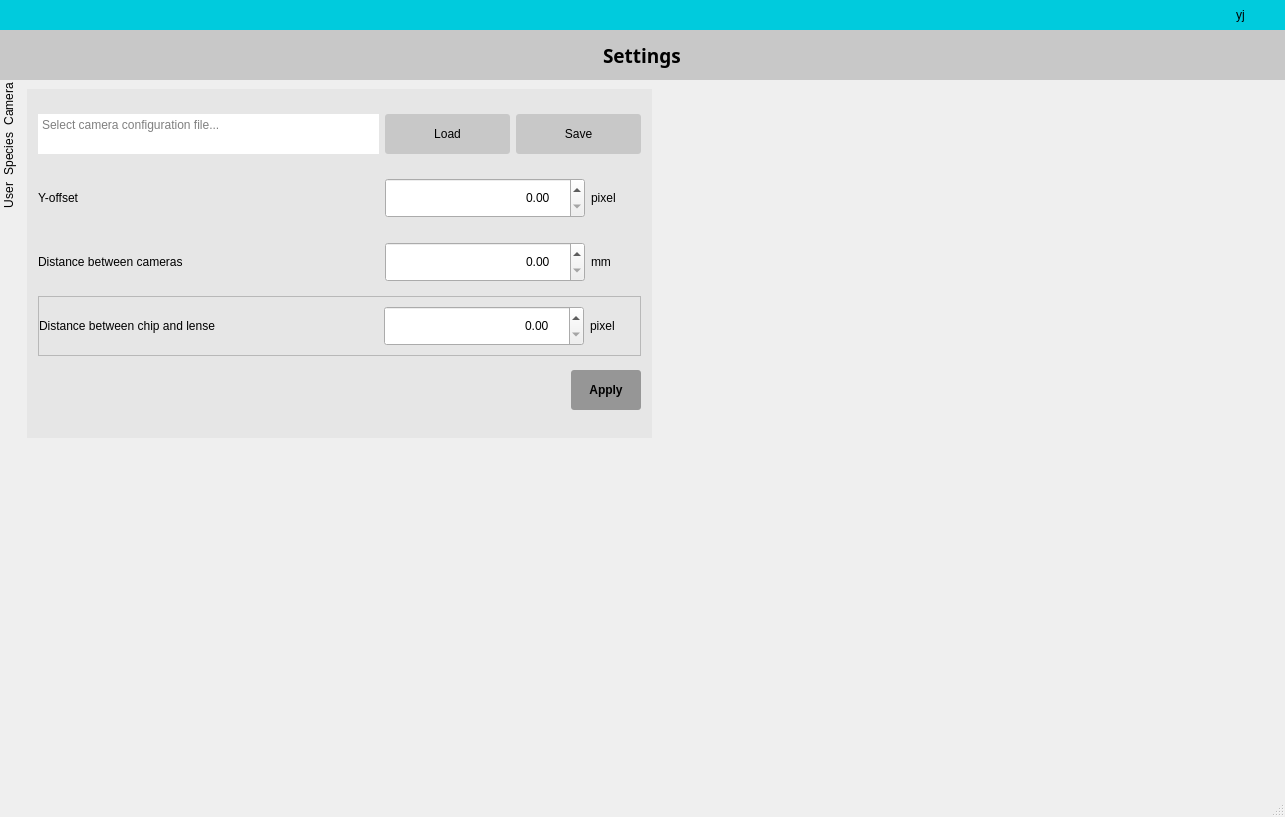
Before: the Qt Designer form gui/design18.ui in y-jenniges/fish_detection, drawn with Qt 5.
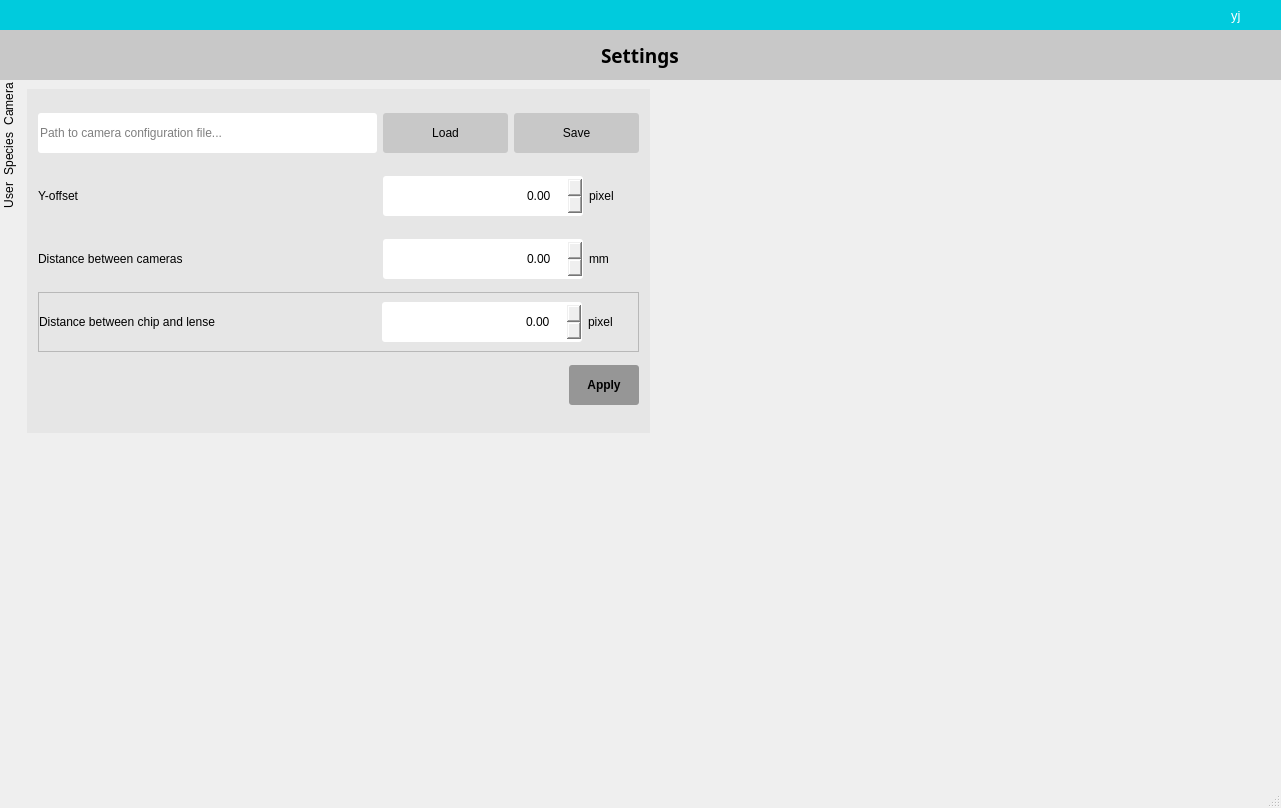
After: the same form once the commit is applied. Icons and pictures are not drawn.

Commit message: finished camera settings

Patch:
```diff
--- a/gui/design18.ui
+++ b/gui/design18.ui
@@ -6,8 +6,8 @@
    <rect>
     <x>0</x>
     <y>0</y>
-    <width>1285</width>
-    <height>817</height>
+    <width>1281</width>
+    <height>808</height>
    </rect>
   </property>
   <property name="sizePolicy">
@@ -558,9 +558,7 @@
               </font>
              </property>
              <property name="styleSheet">
-              <string notr="true">
-
-</string>
+              <string notr="true"/>
              </property>
              <property name="text">
               <string>L</string>
@@ -1467,6 +1465,18 @@
            </item>
            <item>
             <widget class="QLabel" name="label_user_id_6">
+             <property name="font">
+              <font>
+               <family>Century Gothic</family>
+               <pointsize>10</pointsize>
+               <weight>50</weight>
+               <italic>false</italic>
+               <bold>false</bold>
+              </font>
+             </property>
+             <property name="styleSheet">
+              <string notr="true">font:10pt;</string>
+             </property>
              <property name="text">
               <string>yj</string>
              </property>
@@ -1712,20 +1722,19 @@
       </widget>
       <widget class="QWidget" name="page_settings">
        <property name="styleSheet">
-        <string notr="true">QTextEdit{
+        <string notr="true">/*-------------------------- line edit ------------------------*/
+QLineEdit{
+	background-color:white;
+	border-radius: 3px;
 	font: 12pt &quot;Century Gothic&quot;;
-outline:none;
-border: none; 
-border-width: 0px;
-border-radius: 3px;
-
+	selection-background-color:rgb(0, 203, 221);
+	selection-color:white;
+	color:black;
 }
 
 
 
-
-
-
+/*-------------------------- tab widget ------------------------*/
 QTabWidget{
 	font: 12pt &quot;Century Gothic&quot;;
 }
@@ -1769,10 +1778,14 @@
 
 
 
+/*-------------------------- labels ------------------------*/
 QLabel{
 	color:black;
 }
 
+
+
+/*-------------------------- buttons ------------------------*/
 QPushButton{
 	font: 10pt &quot;Century Gothic&quot;;
 }
@@ -1786,40 +1799,26 @@
 }
 
 
+#btn_apply_camera:hover , 
+#btn_load:hover, #btn_save:hover{
+  background-color: rgb(0, 203, 221);
+}
 
+#btn_apply_camera:pressed , 
+#btn_load:pressed, #btn_save:pressed{
+background-color: rgb(0, 160, 174);
+}
 
 
 
-
-
-
-
-
-
-
-
-
-
-
-
-
-
-
-
-
-
-
-
-
-
-
-
-
+/*-------------------------- double spin boxes ------------------------*/
 
 QDoubleSpinBox {
     padding-right: 15px; /* make room for the arrows */
-    border-image: url(:/images/frame.png) 4;
-    border-width: 3;
+    /*border-image: url(:/images/frame.png) 4;*/
+    border-radius: 3px;
+	selection-background-color:rgb(0, 203, 221);
+	font:12pt &quot;Century Gothic&quot;;
 }
 
 QDoubleSpinBox::up-button {
@@ -1827,56 +1826,60 @@
     subcontrol-position: top right; /* position at the top right corner */
 
     width: 16px; /* 16 + 2*1px border-width = 15px padding + 3px parent border */
-    border-image: url(:/images/spinup.png) 1;
+    border-image: url(:/icons/icons/arrow_up.png) 1;
     border-width: 1px;
+	margin:2px;
 }
 
 QDoubleSpinBox::up-button:hover {
-    border-image: url(:/images/spinup_hover.png) 1;
+    border-image: url(:/icons/icons/arrow_up_blue.png) 1;
 }
 
 QDoubleSpinBox::up-button:pressed {
-    border-image: url(:/images/spinup_pressed.png) 1;
+    border-image: url(:/icons/icons/arrow_up_darkblue.png) 1;
 }
 
+
+
+/*
 QDoubleSpinBox::up-arrow {
-    image: url(:/images/up_arrow.png);
+    image:url(:/icons/icons/arrow_up.png);
     width: 7px;
     height: 7px;
 }
-
 QDoubleSpinBox::up-arrow:disabled, QSpinBox::up-arrow:off { /* off state when value is max */
-   image: url(:/images/up_arrow_disabled.png);
+ /*  image: url(:/images/up_arrow_disabled.png);
 }
+QDoubleSpinBox::down-arrow {
+    image: url(:/icons/icons/arrow_down.png);
+    width: 7px;
+    height: 7px;
+}
+QDoubleSpinBox::down-arrow:disabled,
+QDoubleSpinBox::down-arrow:off { /* off state when value in min */
+ /*  image: url(:/icons/icons/arrow_down.png) 1;
+}
+*/
 
 QDoubleSpinBox::down-button {
     subcontrol-origin: border;
     subcontrol-position: bottom right; /* position at bottom right corner */
 
     width: 16px;
-    border-image: url(:/images/spindown.png) 1;
+    border-image: url(:/icons/icons/arrow_down.png) 1;
     border-width: 1px;
     border-top-width: 0;
+	margin:2px;
 }
 
 QDoubleSpinBox::down-button:hover {
-    border-image: url(:/images/spindown_hover.png) 1;
+    border-image: url(:/icons/icons/arrow_down_blue.png) 1;
 }
 
-QSpinBox::down-button:pressed {
-    border-image: url(:/images/spindown_pressed.png) 1;
+QDoubleSpinBox::down-button:pressed {
+    border-image:url(:/icons/icons/arrow_down_darkblue.png) 1;
 }
-
-QDoubleSpinBox::down-arrow {
-    image: url(:/images/down_arrow.png);
-    width: 7px;
-    height: 7px;
-}
-
-QDoubleSpinBox::down-arrow:disabled,
-QDoubleSpinBox::down-arrow:off { /* off state when value in min */
-   image: url(:/images/down_arrow_disabled.png);
-}</string>
+</string>
        </property>
        <layout class="QVBoxLayout" name="verticalLayout_4">
         <property name="spacing">
@@ -2036,6 +2039,9 @@
            </item>
            <item>
             <widget class="QLabel" name="label_user_id_settings">
+             <property name="styleSheet">
+              <string notr="true">color:white; font:10pt;</string>
+             </property>
              <property name="text">
               <string>yj</string>
              </property>
@@ -2381,7 +2387,13 @@
                       <number>0</number>
                      </property>
                      <item>
-                      <widget class="QTextEdit" name="textEdit_config">
+                      <widget class="QLineEdit" name="lineEdit">
+                       <property name="sizePolicy">
+                        <sizepolicy hsizetype="Expanding" vsizetype="Expanding">
+                         <horstretch>0</horstretch>
+                         <verstretch>0</verstretch>
+                        </sizepolicy>
+                       </property>
                        <property name="minimumSize">
                         <size>
                          <width>0</width>
@@ -2395,29 +2407,19 @@
                         </size>
                        </property>
                        <property name="toolTip">
-                        <string>Select a camera configruation file usinf the &quot;Load&quot; button on the right</string>
+                        <string>Select a camera configuration file using the &quot;Load&quot; button on the right</string>
                        </property>
-                       <property name="frameShape">
-                        <enum>QFrame::NoFrame</enum>
+                       <property name="inputMask">
+                        <string/>
                        </property>
-                       <property name="verticalScrollBarPolicy">
-                        <enum>Qt::ScrollBarAlwaysOff</enum>
+                       <property name="text">
+                        <string/>
                        </property>
                        <property name="readOnly">
                         <bool>true</bool>
                        </property>
-                       <property name="html">
-                        <string>&lt;!DOCTYPE HTML PUBLIC &quot;-//W3C//DTD HTML 4.0//EN&quot; &quot;http://www.w3.org/TR/REC-html40/strict.dtd&quot;&gt;
-&lt;html&gt;&lt;head&gt;&lt;meta name=&quot;qrichtext&quot; content=&quot;1&quot; /&gt;&lt;style type=&quot;text/css&quot;&gt;
-p, li { white-space: pre-wrap; }
-&lt;/style&gt;&lt;/head&gt;&lt;body style=&quot; font-family:'Century Gothic'; font-size:12pt; font-weight:400; font-style:normal;&quot;&gt;
-&lt;p style=&quot;-qt-paragraph-type:empty; margin-top:0px; margin-bottom:0px; margin-left:0px; margin-right:0px; -qt-block-indent:0; text-indent:0px;&quot;&gt;&lt;br /&gt;&lt;/p&gt;&lt;/body&gt;&lt;/html&gt;</string>
-                       </property>
-                       <property name="acceptRichText">
-                        <bool>true</bool>
-                       </property>
                        <property name="placeholderText">
-                        <string>Select camera configuration file...</string>
+                        <string>Path to camera configuration file...</string>
                        </property>
                       </widget>
                      </item>
@@ -2538,6 +2540,12 @@
                        <property name="alignment">
                         <set>Qt::AlignRight|Qt::AlignTrailing|Qt::AlignVCenter</set>
                        </property>
+                       <property name="prefix">
+                        <string/>
+                       </property>
+                       <property name="maximum">
+                        <double>999.990000000000009</double>
+                       </property>
                       </widget>
                      </item>
                      <item>
@@ -2644,6 +2652,12 @@
                        <property name="alignment">
                         <set>Qt::AlignRight|Qt::AlignTrailing|Qt::AlignVCenter</set>
                        </property>
+                       <property name="prefix">
+                        <string/>
+                       </property>
+                       <property name="maximum">
+                        <double>999.990000000000009</double>
+                       </property>
                       </widget>
                      </item>
                      <item>
@@ -2744,6 +2758,12 @@
                        <property name="alignment">
                         <set>Qt::AlignRight|Qt::AlignTrailing|Qt::AlignVCenter</set>
                        </property>
+                       <property name="prefix">
+                        <string/>
+                       </property>
+                       <property name="maximum">
+                        <double>999.990000000000009</double>
+                       </property>
                       </widget>
                      </item>
                      <item>
```
